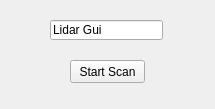
Old version of the form src/gui/main gui/lidarwindow.ui in the repository madmilla/THO78-Roborescue.
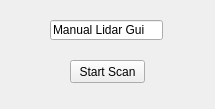
New version of the form.

```diff
--- a/src/gui/main gui/lidarwindow.ui
+++ b/src/gui/main gui/lidarwindow.ui
@@ -37,7 +37,7 @@
      </rect>
     </property>
     <property name="text">
-     <string>Lidar Gui</string>
+     <string>Manual Lidar Gui</string>
     </property>
    </widget>
   </widget>
```
